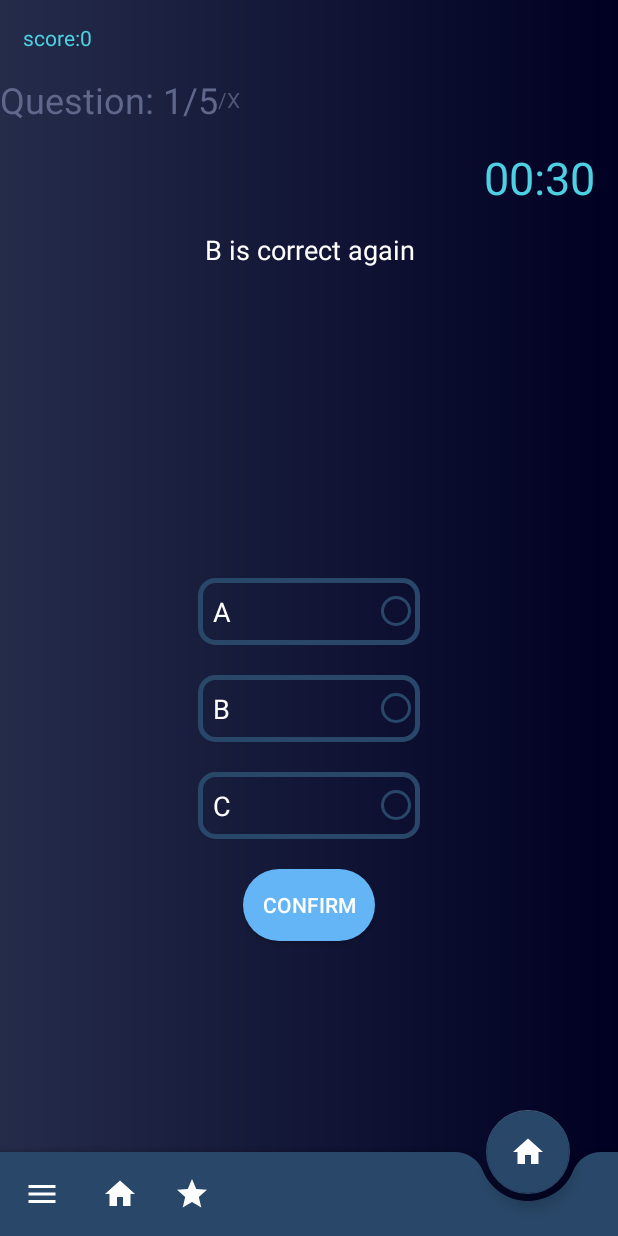
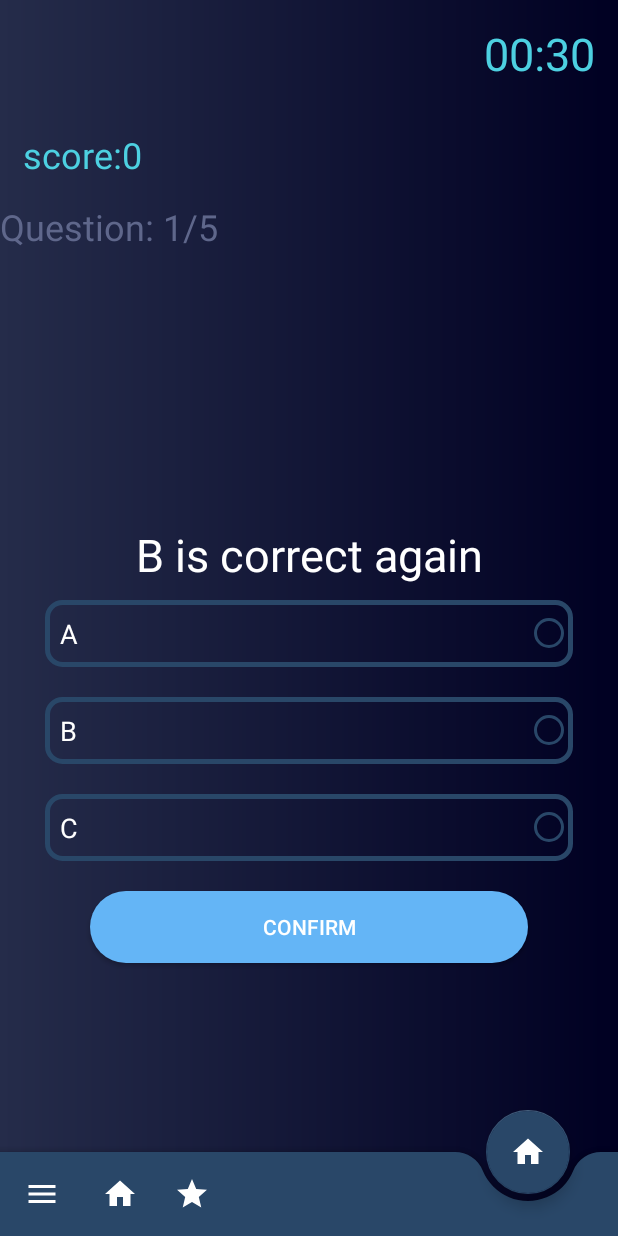
Before and after one commit to alaasahraoui/mini_projet_android, an Android app: the QuizActivity screen opened directly, with no data from a screen before it, on a phone screen of 412 x 824 dp. Run offline under Robolectric (Android 15) with nearby library versions, the phone set to English and light mode, and no system bars.

Commit message:
ALL IS working fine

```diff
--- a/app/src/main/java/com/example/myapp6/QuizActivity.java
+++ b/app/src/main/java/com/example/myapp6/QuizActivity.java
@@ -115,21 +115,24 @@ public class QuizActivity extends AppCompatActivity {
     }
 
     private void showSolution() {
-        rb1.setTextColor(Color.RED);
-        rb2.setTextColor(Color.RED);
-        rb3.setTextColor(Color.RED);
+        rb1.setTextColor(Color.parseColor("#ff1744"));
+        rb2.setTextColor(Color.parseColor("#ff1744"));
+        rb3.setTextColor(Color.parseColor("#ff1744"));
 
         switch (currentQuestion.getAnswerNr()) {
             case 1:
-                rb1.setTextColor(Color.GREEN);
+                rb1.setTextColor(Color.parseColor("#76ff03"
+                        ));
                 textViewQuestion.setText("Answer 1 is correct");
                 break;
             case 2:
-                rb2.setTextColor(Color.GREEN);
+                rb2.setTextColor(Color.parseColor("#76ff03"
+                ));
                 textViewQuestion.setText("Answer 2 is correct");
                 break;
             case 3:
-                rb3.setTextColor(Color.GREEN);
+                rb3.setTextColor(Color.parseColor("#76ff03"
+                ));
                 textViewQuestion.setText("Answer 3 is correct");
                 break;
         }
--- a/app/src/main/res/layout/activity_quiz.xml
+++ b/app/src/main/res/layout/activity_quiz.xml
@@ -4,14 +4,27 @@
     xmlns:tools="http://schemas.android.com/tools"
     android:layout_width="match_parent"
     android:layout_height="match_parent"
+    android:layout_centerInParent="false"
+    android:layout_centerVertical="false"
     android:background="@drawable/background"
     tools:context=".QuizActivity">
 
 
     <LinearLayout
+        android:id="@+id/linearLayout"
         android:layout_width="match_parent"
         android:layout_height="match_parent"
         android:orientation="vertical">
+
+        <TextView
+            android:id="@+id/timer_textview"
+            android:layout_width="match_parent"
+            android:layout_height="wrap_content"
+            android:layout_margin="15sp"
+            android:gravity="right"
+            android:text="00:30"
+            android:textColor="#4DD0E1"
+            android:textSize="30sp" />
 
         <TextView
             android:id="@+id/score_textview"
@@ -19,7 +32,8 @@
             android:layout_height="wrap_content"
             android:layout_margin="15sp"
             android:text="score:0"
-            android:textColor="#4DD0E1" />
+            android:textColor="#4DD0E1"
+            android:textSize="24sp" />
 
         <LinearLayout
             android:layout_width="wrap_content"
@@ -36,39 +50,11 @@
                 android:textColor="#5F678B"
                 android:textSize="24sp" />
 
-            <TextView
-                android:id="@+id/textView13"
-                android:layout_width="match_parent"
-                android:layout_height="wrap_content"
-                android:layout_weight="1"
-                android:gravity="center"
-                android:text="/X"
-                android:textColor="#515777"
-                android:textSize="14sp" />
         </LinearLayout>
-
-        <TextView
-            android:id="@+id/timer_textview"
-            android:layout_width="match_parent"
-            android:layout_height="wrap_content"
-            android:layout_margin="15sp"
-            android:gravity="right"
-            android:text="00:30"
-            android:textColor="#4DD0E1"
-            android:textSize="30sp" />
-
-        <TextView
-            android:id="@+id/qst_textview"
-            android:layout_width="match_parent"
-            android:layout_height="wrap_content"
-            android:gravity="center"
-            android:text="Question "
-            android:textColor="#FFFFFF"
-            android:textSize="18sp" />
 
         <RadioGroup
             android:id="@+id/radio_group"
-            android:layout_width="wrap_content"
+            android:layout_width="match_parent"
             android:layout_height="match_parent"
             android:layout_gravity="center|center_vertical"
             android:layout_margin="10dp"
@@ -77,6 +63,19 @@
             android:gravity="center"
             android:layoutDirection="rtl"
             android:padding="10dp">
+
+            <TextView
+                android:id="@+id/qst_textview"
+                android:layout_width="match_parent"
+                android:layout_height="wrap_content"
+                android:layout_gravity="top"
+                android:duplicateParentState="false"
+                android:foregroundGravity="top"
+                android:gravity="center|top"
+                android:selectAllOnFocus="false"
+                android:text="Question "
+                android:textColor="#FFFFFF"
+                android:textSize="30sp" />
 
             <RadioButton
                 android:id="@+id/rd1"
@@ -144,6 +143,7 @@
                 android:shadowColor="#3C3F41"
                 android:text="Next"
                 android:textColor="@android:color/white" />
+
         </RadioGroup>
 
     </LinearLayout>
```
